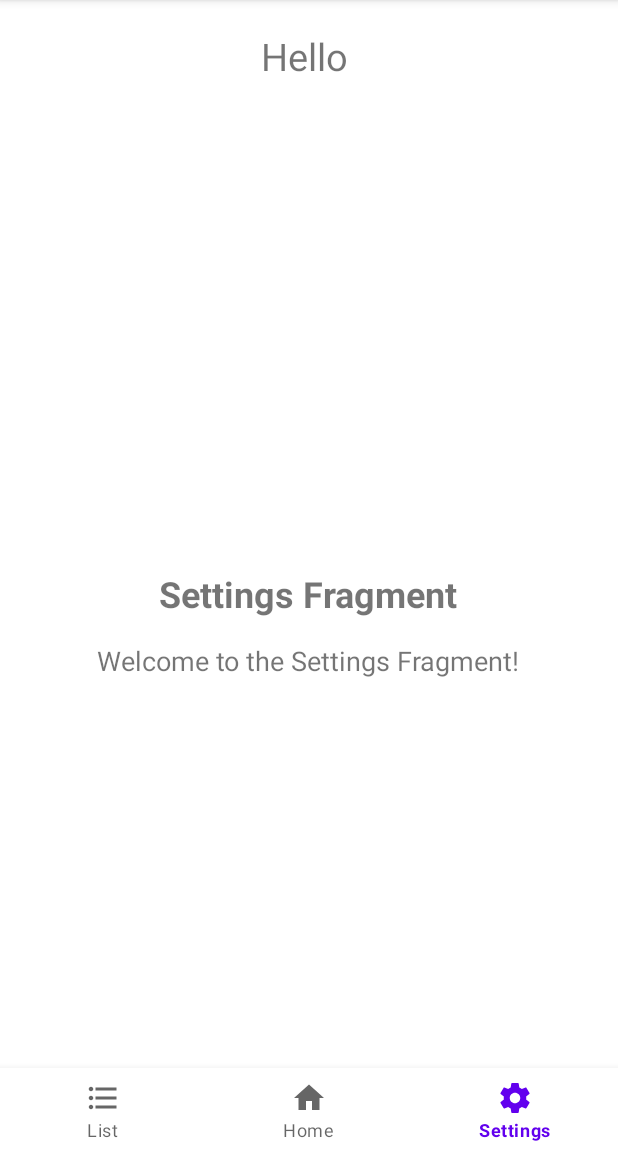
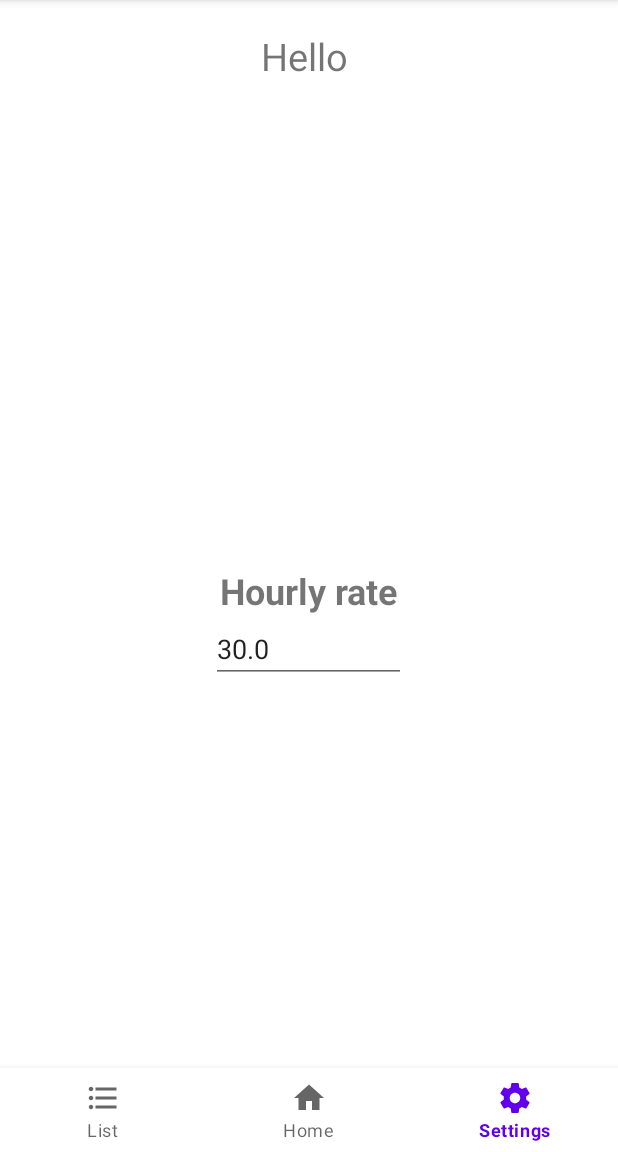
Before and after one commit to AmitGZ/ShiftManager, an Android app: the HomeFragment screen opened directly, with no data from a screen before it, item 3 of the bottom bar chosen, on a phone screen of 412 x 824 dp, the part 84-1236 px from its top. Run offline under Robolectric (Android 15) with nearby library versions, the phone set to English and light mode, and no system bars; our stand-ins replace Firebase (no records; nobody signed in at launch, a user with empty details on screens opened directly).

Commit message:
Organized database & added hourly rate

```diff
--- a/app/src/main/java/com/android/example/shiftmanagementapp/HomeFragment.java
+++ b/app/src/main/java/com/android/example/shiftmanagementapp/HomeFragment.java
@@ -1,5 +1,4 @@
 package com.android.example.shiftmanagementapp;
-import android.annotation.SuppressLint;
 import android.os.Bundle;
 import android.os.Handler;
 import android.util.Log;
@@ -9,7 +8,6 @@ import android.view.View;
 import android.view.ViewGroup;
 import android.view.animation.Animation;
 import android.view.animation.AnimationUtils;
-import android.widget.Button;
 import android.widget.ImageButton;
 import android.widget.TextView;
 import android.widget.Toast;
@@ -18,24 +16,12 @@ import androidx.annotation.NonNull;
 import androidx.annotation.Nullable;
 import androidx.fragment.app.Fragment;
 
-import com.google.android.gms.common.util.DataUtils;
 import com.google.android.gms.tasks.OnFailureListener;
 import com.google.android.gms.tasks.OnSuccessListener;
-import com.google.firebase.auth.FirebaseAuth;
 import com.google.firebase.auth.FirebaseUser;
-import com.google.firebase.database.DataSnapshot;
-import com.google.firebase.database.DatabaseError;
 import com.google.firebase.database.DatabaseReference;
-import com.google.firebase.database.FirebaseDatabase;
-import com.google.firebase.database.Query;
-import com.google.firebase.database.ValueEventListener;
 
 import org.jetbrains.annotations.NotNull;
-
-import java.text.SimpleDateFormat;
-import java.util.Date;
-import java.util.List;
-import java.util.TimeZone;
 
 public class HomeFragment extends Fragment {
 
@@ -51,12 +37,12 @@ public class HomeFragment extends Fragment {
     private boolean _isInShift;
 
     private final FirebaseUser _user;
-    private final DatabaseReference _databaseRef;
+    private final DatabaseReference _userDatabaseRef;
 
     public HomeFragment(@NotNull FirebaseUser user, @NotNull DatabaseReference databaseRef)
     {
         _user = user;
-        _databaseRef = databaseRef;
+        _userDatabaseRef = databaseRef;
     }
 
     @Nullable
@@ -83,7 +69,7 @@ public class HomeFragment extends Fragment {
             UserData userData = new UserData(_user.getUid(), System.currentTimeMillis());
 
             // Save the data to the Firebase Realtime Database
-            _databaseRef.push().setValue(userData)
+            _userDatabaseRef.child("logs").push().setValue(userData)
                     .addOnSuccessListener(new OnSuccessListener<Void>() {
                         @Override
                         public void onSuccess(Void aVoid) {
--- a/app/src/main/java/com/android/example/shiftmanagementapp/ListFragment.java
+++ b/app/src/main/java/com/android/example/shiftmanagementapp/ListFragment.java
@@ -30,12 +30,12 @@ public class ListFragment extends Fragment {
     private Button _removeButton;
 
     private final FirebaseUser _user;
-    private final DatabaseReference _databaseRef;
+    private final DatabaseReference _userDatabaseRef;
 
     public ListFragment (@NotNull FirebaseUser user, @NotNull DatabaseReference databaseRef)
     {
         _user = user;
-        _databaseRef = databaseRef;
+        _userDatabaseRef = databaseRef;
     }
 
     @Nullable
@@ -68,8 +68,8 @@ public class ListFragment extends Fragment {
                 Toast.makeText(getActivity(), "Removed" + start, Toast.LENGTH_SHORT).show();
                 _container.removeView(blockView);
 
-                Query queryStart = _databaseRef.orderByChild("timestamp").equalTo(start);
-                Query queryEnd = _databaseRef.orderByChild("timestamp").equalTo(end);
+                Query queryStart = _userDatabaseRef.orderByChild("timestamp").equalTo(start);
+                Query queryEnd = _userDatabaseRef.orderByChild("timestamp").equalTo(end);
 
                 // Attach a ValueEventListener to the query for a single event
                 queryStart.addListenerForSingleValueEvent(new RemoveEventListener(getActivity()));
--- a/app/src/main/java/com/android/example/shiftmanagementapp/SettingsFragment.java
+++ b/app/src/main/java/com/android/example/shiftmanagementapp/SettingsFragment.java
@@ -1,20 +1,57 @@
 package com.android.example.shiftmanagementapp;
 import android.os.Bundle;
+import android.text.Editable;
+import android.text.InputFilter;
+import android.text.TextWatcher;
 import android.view.LayoutInflater;
 import android.view.View;
 import android.view.ViewGroup;
-import android.widget.ImageButton;
+import android.widget.EditText;
+import android.widget.Toast;
 
 import androidx.annotation.NonNull;
 import androidx.annotation.Nullable;
 import androidx.fragment.app.Fragment;
 
-import java.util.List;
+import com.google.firebase.auth.FirebaseUser;
+import com.google.firebase.database.DataSnapshot;
+import com.google.firebase.database.DatabaseError;
+import com.google.firebase.database.DatabaseReference;
+import com.google.firebase.database.ValueEventListener;
+
+import org.jetbrains.annotations.NotNull;
 
 public class SettingsFragment extends Fragment {
 
-    public SettingsFragment() {
-        // Required empty public constructor
+    private EditText _hourlyRateInput;
+    private double _hourlyRate;
+
+    private final FirebaseUser _user;
+    private final DatabaseReference _userDatabaseRef;
+
+    public SettingsFragment(@NotNull FirebaseUser user, @NotNull DatabaseReference databaseRef)
+    {
+        _user = user;
+        _userDatabaseRef = databaseRef;
+        _hourlyRate = 30.0;
+
+        // Set Hourly Rate
+        _userDatabaseRef.child("HourlyRate").addListenerForSingleValueEvent(new ValueEventListener() {
+            @Override
+            public void onDataChange(@NonNull DataSnapshot dataSnapshot) {
+                if (dataSnapshot.exists()) {
+                    // The "HourlyRate" child exists in the database
+                    _hourlyRate = dataSnapshot.getValue(Double.class);
+                } else {
+                    // The "HourlyRate" child does not exist in the database
+                    _userDatabaseRef.child("HourlyRate").setValue(_hourlyRate);
+                }
+            }
+            @Override
+            public void onCancelled(@NonNull DatabaseError databaseError) {
+                // Handle the error case if the listener is canceled
+            }
+        });
     }
 
     @Nullable
@@ -23,6 +60,35 @@ public class SettingsFragment extends Fragment {
         // Inflate the layout for this fragment
         View view = inflater.inflate(R.layout.fragment_settings, container, false);
 
+        _hourlyRateInput = view.findViewById(R.id.hourlyRate);
+        _hourlyRateInput.setFilters(new InputFilter[] { new InputFilter.AllCaps(), new InputFilter.LengthFilter(10) });
+        _hourlyRateInput.setText(String.valueOf(_hourlyRate));
+
+        _hourlyRateInput.addTextChangedListener(new TextWatcher() {
+            @Override
+            public void beforeTextChanged(CharSequence charSequence, int i, int i1, int i2) { }
+
+            @Override
+            public void onTextChanged(CharSequence charSequence, int i, int i1, int i2) {
+                // Handle the input change here
+                String input = _hourlyRateInput.getText().toString();
+
+                // Validate the input
+                if (!input.isEmpty()) {
+                    try {
+                        _hourlyRate = Double.parseDouble(input);
+                    } catch (NumberFormatException e) {
+                        Toast.makeText(getActivity(), "Not a number!", Toast.LENGTH_SHORT).show();
+                    }
+                }
+            }
+
+            @Override
+            public void afterTextChanged(Editable editable) {
+                _userDatabaseRef.child("HourlyRate").setValue(_hourlyRate);
+            }
+        });
+
         return view;
     }
 }
--- a/app/src/main/java/com/android/example/shiftmanagementapp/ShiftActivity.java
+++ b/app/src/main/java/com/android/example/shiftmanagementapp/ShiftActivity.java
@@ -2,9 +2,6 @@ package com.android.example.shiftmanagementapp;
 
 import android.os.Bundle;
 import android.view.MenuItem;
-import android.view.View;
-import android.view.ViewGroup;
-import android.widget.ImageButton;
 import android.widget.TextView;
 import android.widget.Toast;
 
@@ -29,7 +26,7 @@ public class ShiftActivity extends AppCompatActivity
 {
     private FirebaseAuth _firebaseAuth;
     private FirebaseUser _user;
-    private DatabaseReference _databaseRef;
+    private DatabaseReference _userDatabaseRef;
 
     private HomeFragment _homeFragment;
     private ListFragment _listFragment;
@@ -51,8 +48,8 @@ public class ShiftActivity extends AppCompatActivity
         // Setting User database
         _firebaseAuth = FirebaseAuth.getInstance();
         _user = _firebaseAuth.getCurrentUser();
-        _databaseRef = FirebaseDatabase.getInstance().getReference().child("users").child(_user.getUid());;
-        if (_user == null || _firebaseAuth == null || _databaseRef == null)
+        _userDatabaseRef = FirebaseDatabase.getInstance().getReference().child("users").child(_user.getUid());;
+        if (_user == null || _firebaseAuth == null || _userDatabaseRef == null)
         {
             Toast.makeText(this, "User authentication failed", Toast.LENGTH_SHORT).show();
             finish(); // Finish the activity
@@ -95,9 +92,9 @@ public class ShiftActivity extends AppCompatActivity
     private void setBottomNavigation()
     {
         // Setting up bottom navigation
-        _homeFragment = new HomeFragment(_user, _databaseRef);
-        _listFragment = new ListFragment(_user, _databaseRef);
-        _settingsFragment = new SettingsFragment();
+        _homeFragment = new HomeFragment(_user, _userDatabaseRef);
+        _listFragment = new ListFragment(_user, _userDatabaseRef);
+        _settingsFragment = new SettingsFragment(_user, _userDatabaseRef);
 
         BottomNavigationView bottomNavigationView = findViewById(R.id.bottom_navigation);
         bottomNavigationView.setSelectedItemId(R.id.home_item);
@@ -123,7 +120,7 @@ public class ShiftActivity extends AppCompatActivity
 
     private void setDatabaseQuery()
     {
-        Query query = _databaseRef.orderByChild("userId");
+        Query query = _userDatabaseRef.child("logs").orderByChild("userId");
 
         query.addValueEventListener(new ValueEventListener() {
             @Override
@@ -131,7 +128,6 @@ public class ShiftActivity extends AppCompatActivity
             {
                 // Handle the retrieved data
                 DataList.clear();
-                long lastTimeStamp = 0;
                 for (DataSnapshot snapshot : dataSnapshot.getChildren()) {
                     UserData data = snapshot.getValue(UserData.class);
                     DataList.add(data);
--- a/app/src/main/res/layout/fragment_settings.xml
+++ b/app/src/main/res/layout/fragment_settings.xml
@@ -8,17 +8,17 @@
     <TextView
         android:layout_width="wrap_content"
         android:layout_height="wrap_content"
-        android:text="Settings Fragment"
+        android:text="Hourly rate"
         android:textSize="24sp"
         android:textStyle="bold" />
 
-    <!-- Add your desired views and layout structure for the Home fragment -->
-    <!-- This is just a sample TextView for demonstration purposes -->
-    <TextView
+    <EditText
+        android:id="@+id/hourlyRate"
         android:layout_width="wrap_content"
         android:layout_height="wrap_content"
-        android:text="Welcome to the Settings Fragment!"
-        android:textSize="18sp"
-        android:layout_marginTop="16dp" />
+        android:digits="0123456789."
+        android:hint="Enter a number"
+        android:inputType="numberDecimal" />
+
 
 </LinearLayout>
```
